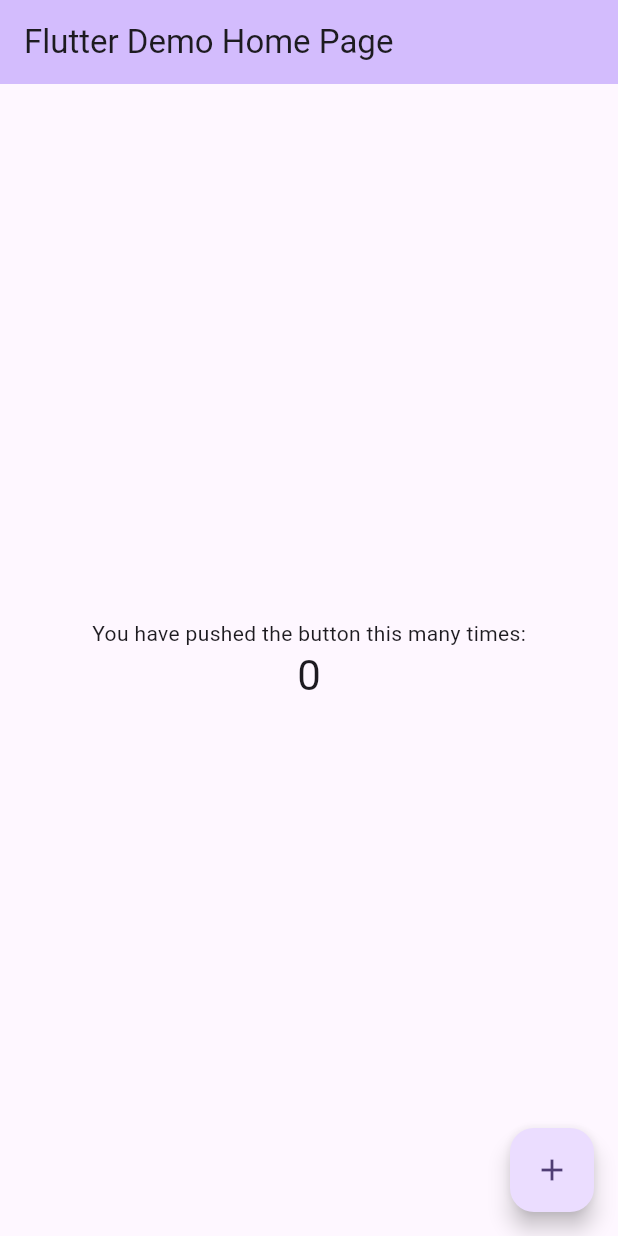
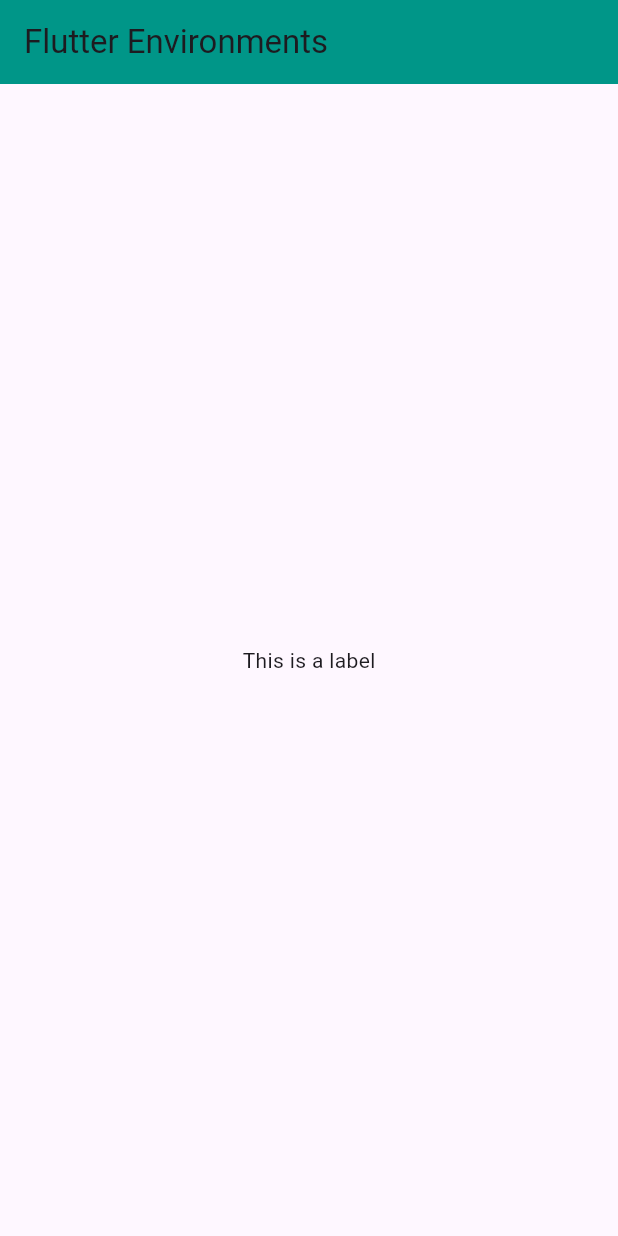
Before and after one commit to Isuru-Nanayakkara/fluttr_env, a Flutter app: the screen it shows after launch, on a phone screen of 412 x 824 dp. Run offline on Flutter 3.47's test engine with Material 2 defaults, Android fonts, the phone set to English and light mode, and no system bars.

Commit message:
Created simple UI

```diff
--- a/lib/app.dart
+++ b/lib/app.dart
@@ -12,7 +12,7 @@
         colorScheme: ColorScheme.fromSeed(seedColor: Colors.deepPurple),
         useMaterial3: true,
       ),
-      home: const HomePage(title: 'Flutter Demo Home Page'),
+      home: const HomePage(),
     );
   }
 }
--- a/lib/home_page.dart
+++ b/lib/home_page.dart
@@ -1,48 +1,17 @@
 import 'package:flutter/material.dart';
 
-class HomePage extends StatefulWidget {
-  const HomePage({super.key, required this.title});
-
-  final String title;
-
-  @override
-  State<HomePage> createState() => _HomePageState();
-}
-
-class _HomePageState extends State<HomePage> {
-  int _counter = 0;
-
-  void _incrementCounter() {
-    setState(() {
-      _counter++;
-    });
-  }
+class HomePage extends StatelessWidget {
+  const HomePage({super.key});
 
   @override
   Widget build(BuildContext context) {
     return Scaffold(
       appBar: AppBar(
-        backgroundColor: Theme.of(context).colorScheme.inversePrimary,
-        title: Text(widget.title),
+        title: const Text('Flutter Environments'),
+        backgroundColor: Colors.teal,
       ),
-      body: Center(
-        child: Column(
-          mainAxisAlignment: MainAxisAlignment.center,
-          children: <Widget>[
-            const Text(
-              'You have pushed the button this many times:',
-            ),
-            Text(
-              '$_counter',
-              style: Theme.of(context).textTheme.headlineMedium,
-            ),
-          ],
-        ),
-      ),
-      floatingActionButton: FloatingActionButton(
-        onPressed: _incrementCounter,
-        tooltip: 'Increment',
-        child: const Icon(Icons.add),
+      body: const Center(
+        child: Text('This is a label'),
       ),
     );
   }
```
Also changed, not shown: 1 other file.
